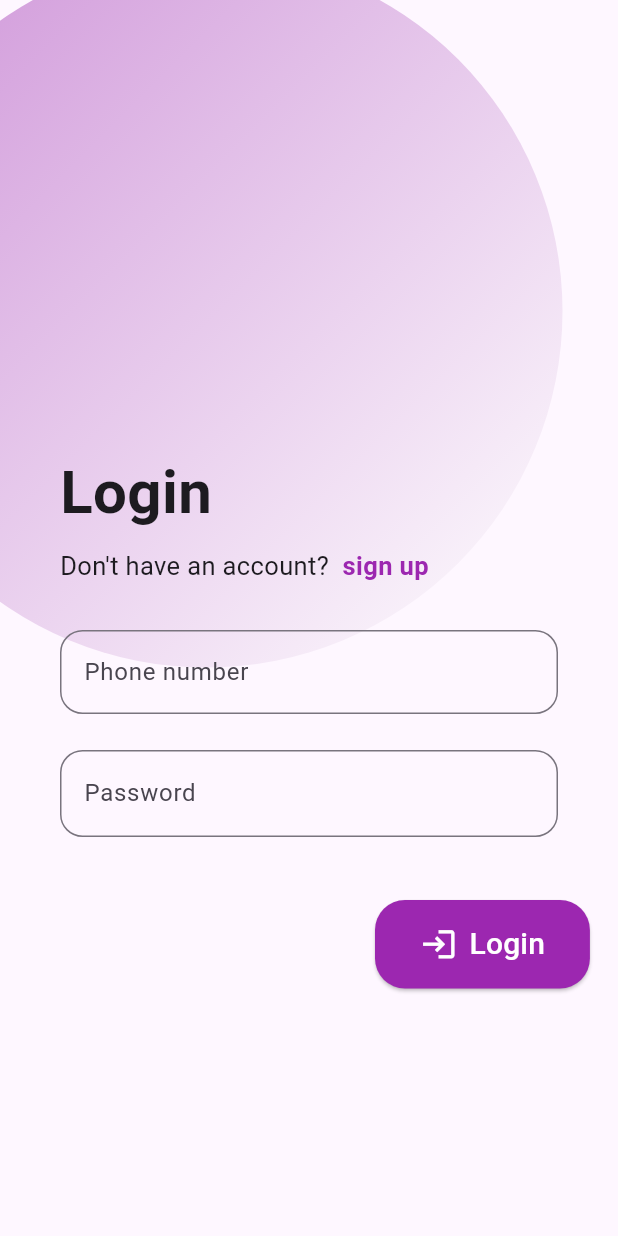
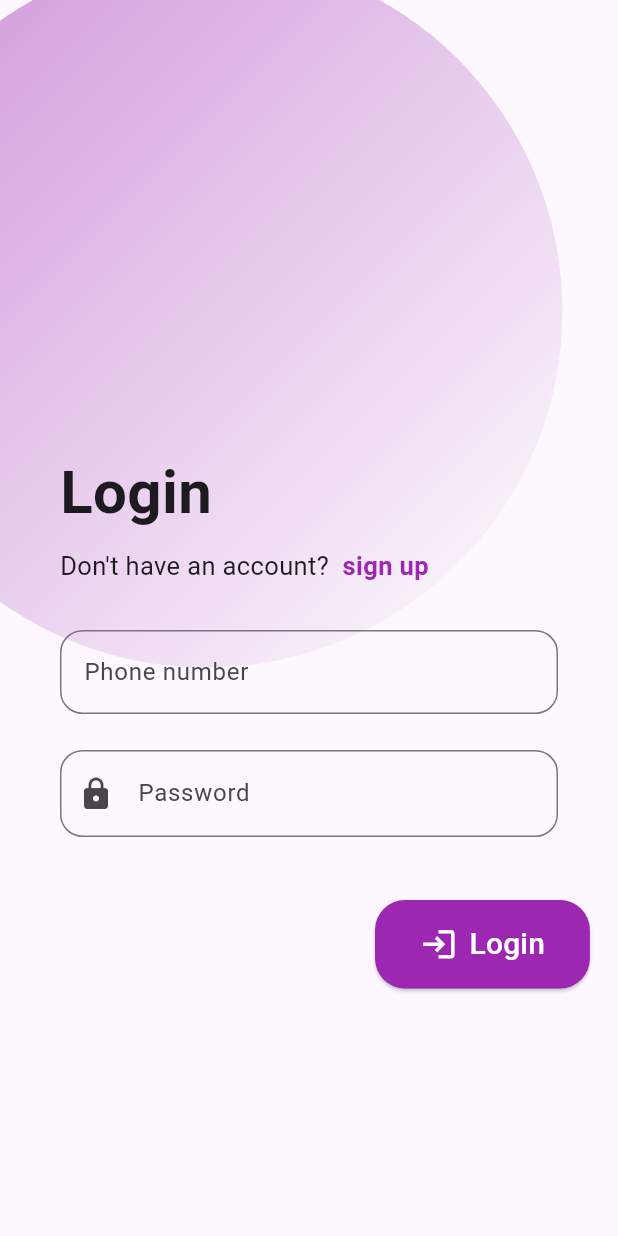
Before and after one commit to TaranSingh-111/LoginPage_app, a Flutter app: the screen it shows after launch, on a phone screen of 412 x 824 dp. Run offline on Flutter 3.47's test engine with Material 3 defaults, Android fonts, the phone set to English and light mode, and no system bars.

Commit message:
icon added

```diff
--- a/lib/LoginScreen.dart
+++ b/lib/LoginScreen.dart
@@ -91,7 +91,7 @@ class LoginScreen extends StatelessWidget{
             Padding(padding: const EdgeInsets.only(left: 40, top: 500, right:40),
               child: TextField(
                 decoration: InputDecoration(
-             //     prefixText: "+1",
+                  prefixIcon:Icon( Icons.lock) ,
                   border: OutlineInputBorder(
                     borderRadius: BorderRadius.circular(15),
                   ),
```
